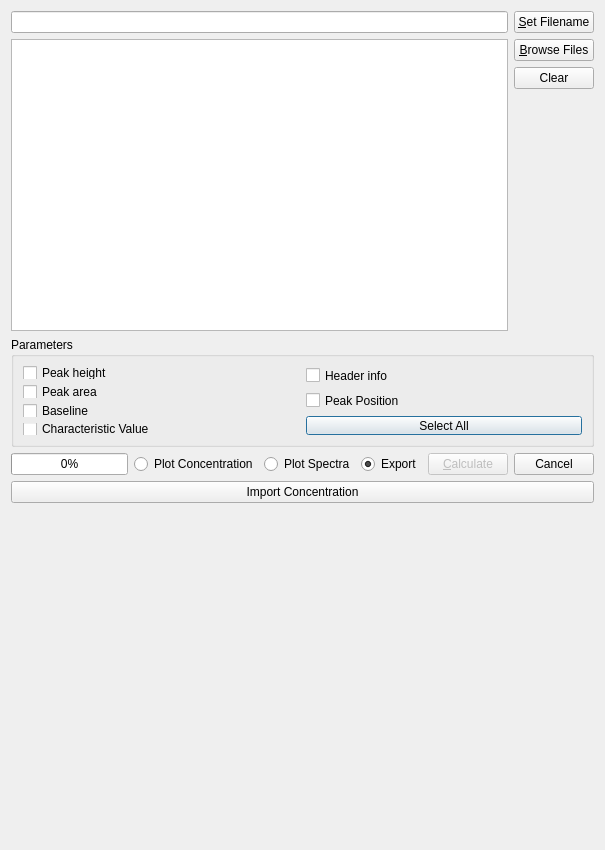
This is ui/batch_dialog.ui in knipe1/oes-spa as Qt 5 draws it before an edit. The edited form follows.
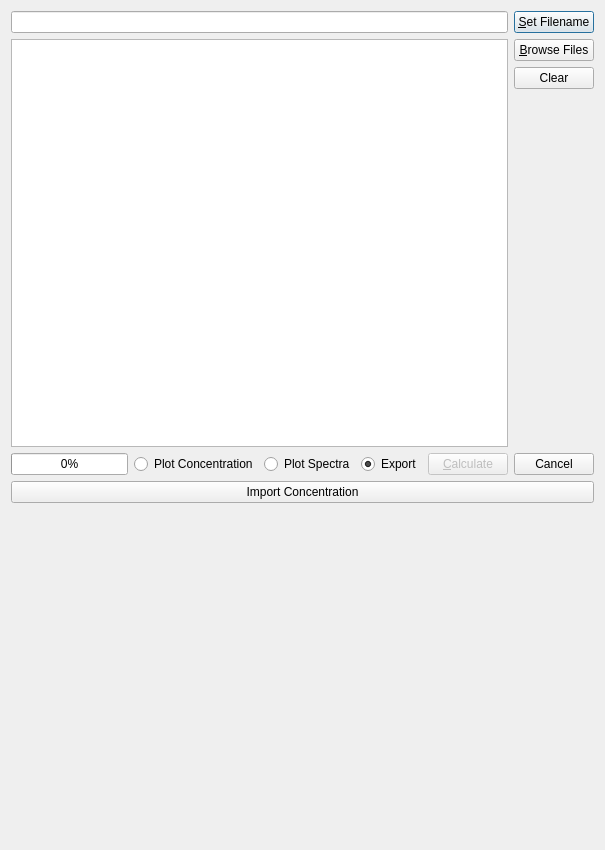
This is the edited form. Icons and pictures are not drawn. Custom widgets are drawn as their Qt base class.

Commit message: Remove options of parameter selction. See also #39. Removal and refactor of retrieve data/config FileWriter and ui.

Patch:
```diff
--- a/ui/batch_dialog.ui
+++ b/ui/batch_dialog.ui
@@ -18,107 +18,23 @@
     <normaloff>afm.jpeg</normaloff>afm.jpeg</iconset>
   </property>
   <layout class="QGridLayout" name="gridLayout">
-   <item row="4" column="0" colspan="2">
-    <widget class="QGroupBox" name="boxParameter">
-     <property name="enabled">
-      <bool>true</bool>
-     </property>
-     <property name="maximumSize">
-      <size>
-       <width>16777215</width>
-       <height>110</height>
-      </size>
-     </property>
-     <property name="title">
-      <string>Parameters</string>
-     </property>
-     <property name="flat">
-      <bool>false</bool>
-     </property>
-     <layout class="QHBoxLayout" name="horizontalLayout">
-      <item>
-       <layout class="QVBoxLayout" name="layoutParam1">
-        <item>
-         <widget class="QCheckBox" name="cbPeakHeight">
-          <property name="text">
-           <string>Peak height</string>
-          </property>
-          <attribute name="buttonGroup">
-           <string notr="true">BtnParameters</string>
-          </attribute>
-         </widget>
-        </item>
-        <item>
-         <widget class="QCheckBox" name="cbPeakArea">
-          <property name="text">
-           <string>Peak area</string>
-          </property>
-          <attribute name="buttonGroup">
-           <string notr="true">BtnParameters</string>
-          </attribute>
-         </widget>
-        </item>
-        <item>
-         <widget class="QCheckBox" name="cbBaseline">
-          <property name="text">
-           <string>Baseline</string>
-          </property>
-          <attribute name="buttonGroup">
-           <string notr="true">BtnParameters</string>
-          </attribute>
-         </widget>
-        </item>
-        <item>
-         <widget class="QCheckBox" name="cbCharacteristicValue">
-          <property name="text">
-           <string>Characteristic Value</string>
-          </property>
-          <attribute name="buttonGroup">
-           <string notr="true">BtnParameters</string>
-          </attribute>
-         </widget>
-        </item>
-       </layout>
-      </item>
-      <item>
-       <layout class="QVBoxLayout" name="layoutParam2">
-        <item>
-         <widget class="QCheckBox" name="cbHead">
-          <property name="text">
-           <string>Header info</string>
-          </property>
-          <attribute name="buttonGroup">
-           <string notr="true">BtnParameters</string>
-          </attribute>
-         </widget>
-        </item>
-        <item>
-         <widget class="QCheckBox" name="cbPeakPos">
-          <property name="text">
-           <string>Peak Position</string>
-          </property>
-          <attribute name="buttonGroup">
-           <string notr="true">BtnParameters</string>
-          </attribute>
-         </widget>
-        </item>
-        <item>
-         <widget class="QPushButton" name="btnSelectAll">
-          <property name="sizePolicy">
-           <sizepolicy hsizetype="Minimum" vsizetype="Fixed">
-            <horstretch>0</horstretch>
-            <verstretch>2</verstretch>
-           </sizepolicy>
-          </property>
-          <property name="text">
-           <string>Select All</string>
-          </property>
-         </widget>
-        </item>
-       </layout>
-      </item>
-     </layout>
-    </widget>
+   <item row="0" column="0" colspan="2">
+    <layout class="QHBoxLayout" name="layoutCSVFile">
+     <item>
+      <widget class="QLineEdit" name="foutCSV">
+       <property name="readOnly">
+        <bool>true</bool>
+       </property>
+      </widget>
+     </item>
+     <item>
+      <widget class="QPushButton" name="btnSetFilename">
+       <property name="text">
+        <string>&amp;Set Filename</string>
+       </property>
+      </widget>
+     </item>
+    </layout>
    </item>
    <item row="1" column="0" rowspan="3">
     <widget class="QListWidget" name="listFiles"/>
@@ -146,7 +62,7 @@
      </property>
     </widget>
    </item>
-   <item row="6" column="0" colspan="2">
+   <item row="5" column="0" colspan="2">
     <layout class="QVBoxLayout" name="verticalLayout">
      <item>
       <widget class="QPushButton" name="pushButton">
@@ -198,7 +114,7 @@
      </property>
     </spacer>
    </item>
-   <item row="5" column="0" colspan="2">
+   <item row="4" column="0" colspan="2">
     <layout class="QHBoxLayout" name="layoutProcess">
      <item>
       <widget class="QProgressBar" name="barProgress">
@@ -265,24 +181,6 @@
      </item>
     </layout>
    </item>
-   <item row="0" column="0" colspan="2">
-    <layout class="QHBoxLayout" name="layoutCSVFile">
-     <item>
-      <widget class="QLineEdit" name="foutCSV">
-       <property name="readOnly">
-        <bool>true</bool>
-       </property>
-      </widget>
-     </item>
-     <item>
-      <widget class="QPushButton" name="btnSetFilename">
-       <property name="text">
-        <string>&amp;Set Filename</string>
-       </property>
-      </widget>
-     </item>
-    </layout>
-   </item>
   </layout>
  </widget>
  <customwidgets>
```
Left out of the diff: 3 changed lines with no effect on the pictures. The commit also changes 7 other files.
